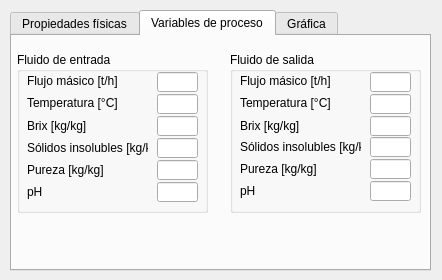
Above: Tank_properties.ui from Gustavo9409/Dynamic_simulator_sugar_cane before the change. Below: the same form after it.
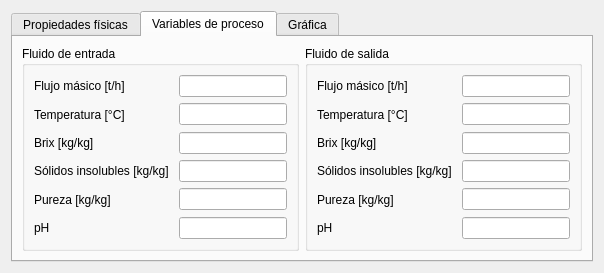
That is the form after the change. The open tabs and pages were chosen to show the change.

Diff of the .ui file:
```diff
--- a/Tank_properties.ui
+++ b/Tank_properties.ui
@@ -6,503 +6,501 @@
    <rect>
     <x>0</x>
     <y>0</y>
-    <width>442</width>
-    <height>280</height>
+    <width>604</width>
+    <height>246</height>
    </rect>
   </property>
   <property name="windowTitle">
    <string>Dialog</string>
   </property>
+  <layout class="QGridLayout" name="gridLayout">
+   <item row="0" column="0">
   <widget class="QTabWidget" name="Tank_tabWidget">
-   <property name="geometry">
-    <rect>
-     <x>10</x>
-     <y>10</y>
-     <width>421</width>
-     <height>261</height>
-    </rect>
-   </property>
    <property name="currentIndex">
-    <number>2</number>
+      <number>0</number>
    </property>
    <widget class="QWidget" name="Tank_tab_1">
     <attribute name="title">
      <string>Propiedades físicas</string>
     </attribute>
+      <layout class="QGridLayout" name="gridLayout_2">
+       <item row="0" column="0">
     <widget class="QGroupBox" name="Physical_properties_GrBx">
-     <property name="geometry">
-      <rect>
-       <x>10</x>
-       <y>21</y>
-       <width>181</width>
-       <height>81</height>
-      </rect>
+         <property name="sizePolicy">
+          <sizepolicy hsizetype="Preferred" vsizetype="Preferred">
+           <horstretch>0</horstretch>
+           <verstretch>0</verstretch>
+          </sizepolicy>
      </property>
      <property name="title">
       <string>Propiedades físicas</string>
      </property>
+         <layout class="QGridLayout" name="gridLayout_4">
+          <item row="0" column="0">
+           <widget class="QLabel" name="label_Volumen">
+            <property name="sizePolicy">
+             <sizepolicy hsizetype="Preferred" vsizetype="Fixed">
+              <horstretch>0</horstretch>
+              <verstretch>0</verstretch>
+             </sizepolicy>
+            </property>
+            <property name="text">
+             <string>Volumen [m3]</string>
+            </property>
+           </widget>
+          </item>
+          <item row="0" column="1">
      <widget class="QLineEdit" name="Volumen">
-      <property name="geometry">
-       <rect>
-        <x>135</x>
-        <y>23</y>
-        <width>41</width>
-        <height>20</height>
-       </rect>
-      </property>
-     </widget>
-     <widget class="QLineEdit" name="Cross_Sectional_Area">
-      <property name="geometry">
-       <rect>
-        <x>135</x>
-        <y>49</y>
-        <width>41</width>
-        <height>20</height>
-       </rect>
-      </property>
-     </widget>
+            <property name="sizePolicy">
+             <sizepolicy hsizetype="Fixed" vsizetype="Fixed">
+              <horstretch>0</horstretch>
+              <verstretch>0</verstretch>
+             </sizepolicy>
+            </property>
+           </widget>
+          </item>
+          <item row="1" column="0">
      <widget class="QLabel" name="label_Cross_Sectional_Area">
-      <property name="geometry">
-       <rect>
-        <x>10</x>
-        <y>51</y>
-        <width>141</width>
-        <height>16</height>
-       </rect>
+            <property name="sizePolicy">
+             <sizepolicy hsizetype="Preferred" vsizetype="Fixed">
+              <horstretch>0</horstretch>
+              <verstretch>0</verstretch>
+             </sizepolicy>
       </property>
       <property name="text">
        <string>Área transversal [m2]</string>
       </property>
      </widget>
-     <widget class="QLabel" name="label_Volumen">
-      <property name="geometry">
-       <rect>
-        <x>10</x>
-        <y>26</y>
-        <width>141</width>
-        <height>16</height>
-       </rect>
-      </property>
-      <property name="text">
-       <string>Volumen [m3]</string>
-      </property>
-     </widget>
-    </widget>
+          </item>
+          <item row="1" column="1">
+           <widget class="QLineEdit" name="Cross_Sectional_Area">
+            <property name="sizePolicy">
+             <sizepolicy hsizetype="Fixed" vsizetype="Fixed">
+              <horstretch>0</horstretch>
+              <verstretch>0</verstretch>
+             </sizepolicy>
+            </property>
+           </widget>
+          </item>
+         </layout>
+        </widget>
+       </item>
+       <item row="0" column="1">
     <widget class="QGroupBox" name="Initial_conditions_GrBx">
-     <property name="geometry">
-      <rect>
-       <x>218</x>
-       <y>20</y>
-       <width>191</width>
-       <height>51</height>
-      </rect>
-     </property>
      <property name="title">
       <string>Condiciones iniciales</string>
      </property>
-     <widget class="QLineEdit" name="Initial_Level">
-      <property name="geometry">
-       <rect>
-        <x>138</x>
-        <y>27</y>
-        <width>41</width>
-        <height>20</height>
-       </rect>
-      </property>
-      <property name="readOnly">
-       <bool>false</bool>
-      </property>
-     </widget>
+         <layout class="QGridLayout" name="gridLayout_5">
+          <item row="0" column="0">
      <widget class="QLabel" name="label_Initial_Level">
-      <property name="geometry">
-       <rect>
-        <x>7</x>
-        <y>26</y>
-        <width>131</width>
-        <height>20</height>
-       </rect>
+            <property name="sizePolicy">
+             <sizepolicy hsizetype="Preferred" vsizetype="Fixed">
+              <horstretch>0</horstretch>
+              <verstretch>0</verstretch>
+             </sizepolicy>
       </property>
       <property name="text">
        <string>Nivel del tanque [°C]</string>
       </property>
      </widget>
-    </widget>
+          </item>
+          <item row="0" column="1">
+           <widget class="QLineEdit" name="Initial_Level">
+            <property name="enabled">
+             <bool>true</bool>
+            </property>
+            <property name="sizePolicy">
+             <sizepolicy hsizetype="Fixed" vsizetype="Fixed">
+              <horstretch>0</horstretch>
+              <verstretch>0</verstretch>
+             </sizepolicy>
+            </property>
+            <property name="readOnly">
+             <bool>false</bool>
+            </property>
+           </widget>
+          </item>
+         </layout>
+        </widget>
+       </item>
+       <item row="1" column="1">
     <widget class="QPushButton" name="OKButton_Tank">
-     <property name="geometry">
-      <rect>
-       <x>279</x>
-       <y>206</y>
-       <width>131</width>
-       <height>23</height>
-      </rect>
+         <property name="sizePolicy">
+          <sizepolicy hsizetype="Minimum" vsizetype="Fixed">
+           <horstretch>0</horstretch>
+           <verstretch>0</verstretch>
+          </sizepolicy>
      </property>
      <property name="text">
       <string>Aceptar</string>
      </property>
     </widget>
+       </item>
+      </layout>
    </widget>
    <widget class="QWidget" name="Tank_tab_2">
     <attribute name="title">
      <string>Variables de proceso</string>
     </attribute>
+      <layout class="QGridLayout" name="gridLayout_3">
+       <item row="0" column="0">
     <widget class="QGroupBox" name="Input_fluid_GrBx">
-     <property name="geometry">
-      <rect>
-       <x>5</x>
-       <y>16</y>
-       <width>191</width>
-       <height>161</height>
-      </rect>
-     </property>
      <property name="title">
       <string>Fluido de entrada</string>
      </property>
+         <layout class="QGridLayout" name="gridLayout_6">
+          <item row="0" column="0">
      <widget class="QLabel" name="label_InFluid_Flow">
-      <property name="geometry">
-       <rect>
-        <x>10</x>
-        <y>21</y>
-        <width>131</width>
-        <height>16</height>
-       </rect>
+            <property name="sizePolicy">
+             <sizepolicy hsizetype="Preferred" vsizetype="Expanding">
+              <horstretch>0</horstretch>
+              <verstretch>0</verstretch>
+             </sizepolicy>
       </property>
       <property name="text">
        <string>Flujo másico [t/h]</string>
       </property>
      </widget>
+          </item>
+          <item row="0" column="1">
+           <widget class="QLineEdit" name="InFluid_Flow">
+            <property name="sizePolicy">
+             <sizepolicy hsizetype="Fixed" vsizetype="Fixed">
+              <horstretch>0</horstretch>
+              <verstretch>0</verstretch>
+             </sizepolicy>
+            </property>
+            <property name="readOnly">
+             <bool>true</bool>
+            </property>
+           </widget>
+          </item>
+          <item row="1" column="0">
      <widget class="QLabel" name="label_InFluid_Temp">
-      <property name="geometry">
-       <rect>
-        <x>10</x>
-        <y>43</y>
-        <width>121</width>
-        <height>16</height>
-       </rect>
+            <property name="sizePolicy">
+             <sizepolicy hsizetype="Preferred" vsizetype="Expanding">
+              <horstretch>0</horstretch>
+              <verstretch>0</verstretch>
+             </sizepolicy>
       </property>
       <property name="text">
        <string>Temperatura [°C]</string>
       </property>
      </widget>
-     <widget class="QLabel" name="label_InFluid_Brix">
-      <property name="geometry">
-       <rect>
-        <x>10</x>
-        <y>66</y>
-        <width>121</width>
-        <height>16</height>
-       </rect>
-      </property>
-      <property name="text">
-       <string>Brix [kg/kg]</string>
-      </property>
-     </widget>
-     <widget class="QLabel" name="label_InFluid_Purity">
-      <property name="geometry">
-       <rect>
-        <x>10</x>
-        <y>110</y>
-        <width>121</width>
-        <height>16</height>
-       </rect>
-      </property>
-      <property name="text">
-       <string>Pureza [kg/kg]</string>
-      </property>
-     </widget>
+          </item>
+          <item row="1" column="1">
      <widget class="QLineEdit" name="InFluid_Temp">
-      <property name="geometry">
-       <rect>
-        <x>140</x>
-        <y>42</y>
-        <width>41</width>
-        <height>20</height>
-       </rect>
+            <property name="sizePolicy">
+             <sizepolicy hsizetype="Fixed" vsizetype="Fixed">
+              <horstretch>0</horstretch>
+              <verstretch>0</verstretch>
+             </sizepolicy>
       </property>
       <property name="readOnly">
        <bool>true</bool>
       </property>
      </widget>
-     <widget class="QLineEdit" name="InFluid_Flow">
-      <property name="geometry">
-       <rect>
-        <x>140</x>
-        <y>20</y>
-        <width>41</width>
-        <height>20</height>
-       </rect>
-      </property>
-      <property name="readOnly">
-       <bool>true</bool>
-      </property>
-     </widget>
-     <widget class="QLineEdit" name="InFluid_Purity">
-      <property name="geometry">
-       <rect>
-        <x>140</x>
-        <y>108</y>
-        <width>41</width>
-        <height>20</height>
-       </rect>
-      </property>
-      <property name="readOnly">
-       <bool>true</bool>
-      </property>
-     </widget>
+          </item>
+          <item row="2" column="0">
+           <widget class="QLabel" name="label_InFluid_Brix">
+            <property name="sizePolicy">
+             <sizepolicy hsizetype="Preferred" vsizetype="Expanding">
+              <horstretch>0</horstretch>
+              <verstretch>0</verstretch>
+             </sizepolicy>
+            </property>
+            <property name="text">
+             <string>Brix [kg/kg]</string>
+            </property>
+           </widget>
+          </item>
+          <item row="2" column="1">
      <widget class="QLineEdit" name="InFluid_Brix">
-      <property name="geometry">
-       <rect>
-        <x>140</x>
-        <y>64</y>
-        <width>41</width>
-        <height>20</height>
-       </rect>
+            <property name="sizePolicy">
+             <sizepolicy hsizetype="Fixed" vsizetype="Fixed">
+              <horstretch>0</horstretch>
+              <verstretch>0</verstretch>
+             </sizepolicy>
       </property>
       <property name="readOnly">
        <bool>true</bool>
       </property>
      </widget>
+          </item>
+          <item row="3" column="0">
      <widget class="QLabel" name="label_InFluid_InsolubleSolids">
-      <property name="geometry">
-       <rect>
-        <x>10</x>
-        <y>88</y>
-        <width>121</width>
-        <height>16</height>
-       </rect>
+            <property name="sizePolicy">
+             <sizepolicy hsizetype="Preferred" vsizetype="Expanding">
+              <horstretch>0</horstretch>
+              <verstretch>0</verstretch>
+             </sizepolicy>
       </property>
       <property name="text">
        <string>Sólidos insolubles [kg/kg]</string>
       </property>
      </widget>
+          </item>
+          <item row="3" column="1">
      <widget class="QLineEdit" name="InFluid_InsolubleSolids_2">
-      <property name="geometry">
-       <rect>
-        <x>140</x>
-        <y>86</y>
-        <width>41</width>
-        <height>20</height>
-       </rect>
+            <property name="sizePolicy">
+             <sizepolicy hsizetype="Fixed" vsizetype="Fixed">
+              <horstretch>0</horstretch>
+              <verstretch>0</verstretch>
+             </sizepolicy>
       </property>
       <property name="readOnly">
        <bool>true</bool>
       </property>
      </widget>
+          </item>
+          <item row="4" column="0">
+           <widget class="QLabel" name="label_InFluid_Purity">
+            <property name="sizePolicy">
+             <sizepolicy hsizetype="Preferred" vsizetype="Expanding">
+              <horstretch>0</horstretch>
+              <verstretch>0</verstretch>
+             </sizepolicy>
+            </property>
+            <property name="text">
+             <string>Pureza [kg/kg]</string>
+            </property>
+           </widget>
+          </item>
+          <item row="4" column="1">
+           <widget class="QLineEdit" name="InFluid_Purity">
+            <property name="sizePolicy">
+             <sizepolicy hsizetype="Fixed" vsizetype="Fixed">
+              <horstretch>0</horstretch>
+              <verstretch>0</verstretch>
+             </sizepolicy>
+            </property>
+            <property name="readOnly">
+             <bool>true</bool>
+            </property>
+           </widget>
+          </item>
+          <item row="5" column="0">
      <widget class="QLabel" name="label_InFluid_pH">
-      <property name="geometry">
-       <rect>
-        <x>10</x>
-        <y>132</y>
-        <width>121</width>
-        <height>16</height>
-       </rect>
+            <property name="sizePolicy">
+             <sizepolicy hsizetype="Preferred" vsizetype="Expanding">
+              <horstretch>0</horstretch>
+              <verstretch>0</verstretch>
+             </sizepolicy>
       </property>
       <property name="text">
        <string>pH </string>
       </property>
      </widget>
+          </item>
+          <item row="5" column="1">
      <widget class="QLineEdit" name="InFluid_pH">
-      <property name="geometry">
-       <rect>
-        <x>140</x>
-        <y>130</y>
-        <width>41</width>
-        <height>20</height>
-       </rect>
+            <property name="sizePolicy">
+             <sizepolicy hsizetype="Fixed" vsizetype="Fixed">
+              <horstretch>0</horstretch>
+              <verstretch>0</verstretch>
+             </sizepolicy>
       </property>
       <property name="readOnly">
        <bool>true</bool>
       </property>
      </widget>
-    </widget>
+          </item>
+         </layout>
+        </widget>
+       </item>
+       <item row="0" column="1">
     <widget class="QGroupBox" name="Output_fluid_GrBx">
-     <property name="geometry">
-      <rect>
-       <x>218</x>
-       <y>16</y>
-       <width>191</width>
-       <height>161</height>
-      </rect>
-     </property>
      <property name="title">
       <string>Fluido de salida</string>
      </property>
+         <layout class="QGridLayout" name="gridLayout_7">
+          <item row="0" column="0">
      <widget class="QLabel" name="label_OutFluid_Flow">
-      <property name="geometry">
-       <rect>
-        <x>10</x>
-        <y>21</y>
-        <width>131</width>
-        <height>16</height>
-       </rect>
+            <property name="sizePolicy">
+             <sizepolicy hsizetype="Preferred" vsizetype="Expanding">
+              <horstretch>0</horstretch>
+              <verstretch>0</verstretch>
+             </sizepolicy>
       </property>
       <property name="text">
        <string>Flujo másico [t/h]</string>
       </property>
      </widget>
+          </item>
+          <item row="0" column="1">
+           <widget class="QLineEdit" name="OutFluid_Flow">
+            <property name="sizePolicy">
+             <sizepolicy hsizetype="Fixed" vsizetype="Fixed">
+              <horstretch>0</horstretch>
+              <verstretch>0</verstretch>
+             </sizepolicy>
+            </property>
+            <property name="readOnly">
+             <bool>true</bool>
+            </property>
+           </widget>
+          </item>
+          <item row="1" column="0">
      <widget class="QLabel" name="label_OutFluid_Temp">
-      <property name="geometry">
-       <rect>
-        <x>10</x>
-        <y>43</y>
-        <width>121</width>
-        <height>16</height>
-       </rect>
+            <property name="sizePolicy">
+             <sizepolicy hsizetype="Preferred" vsizetype="Expanding">
+              <horstretch>0</horstretch>
+              <verstretch>0</verstretch>
+             </sizepolicy>
       </property>
       <property name="text">
        <string>Temperatura [°C]</string>
       </property>
      </widget>
-     <widget class="QLabel" name="label_OutFluid_Brix">
-      <property name="geometry">
-       <rect>
-        <x>10</x>
-        <y>66</y>
-        <width>121</width>
-        <height>16</height>
-       </rect>
-      </property>
-      <property name="text">
-       <string>Brix [kg/kg]</string>
-      </property>
-     </widget>
+          </item>
+          <item row="1" column="1">
      <widget class="QLineEdit" name="OutFluid_Temp">
-      <property name="geometry">
-       <rect>
-        <x>140</x>
-        <y>42</y>
-        <width>41</width>
-        <height>20</height>
-       </rect>
+            <property name="sizePolicy">
+             <sizepolicy hsizetype="Fixed" vsizetype="Fixed">
+              <horstretch>0</horstretch>
+              <verstretch>0</verstretch>
+             </sizepolicy>
       </property>
       <property name="readOnly">
        <bool>true</bool>
       </property>
      </widget>
-     <widget class="QLineEdit" name="OutFluid_Flow">
-      <property name="geometry">
-       <rect>
-        <x>140</x>
-        <y>20</y>
-        <width>41</width>
-        <height>20</height>
-       </rect>
-      </property>
-      <property name="readOnly">
-       <bool>true</bool>
-      </property>
-     </widget>
+          </item>
+          <item row="2" column="0">
+           <widget class="QLabel" name="label_OutFluid_Brix">
+            <property name="sizePolicy">
+             <sizepolicy hsizetype="Preferred" vsizetype="Expanding">
+              <horstretch>0</horstretch>
+              <verstretch>0</verstretch>
+             </sizepolicy>
+            </property>
+            <property name="text">
+             <string>Brix [kg/kg]</string>
+            </property>
+           </widget>
+          </item>
+          <item row="2" column="1">
      <widget class="QLineEdit" name="OutFluid_Brix">
-      <property name="geometry">
-       <rect>
-        <x>140</x>
-        <y>64</y>
-        <width>41</width>
-        <height>20</height>
-       </rect>
+            <property name="sizePolicy">
+             <sizepolicy hsizetype="Fixed" vsizetype="Fixed">
+              <horstretch>0</horstretch>
+              <verstretch>0</verstretch>
+             </sizepolicy>
       </property>
       <property name="readOnly">
        <bool>true</bool>
       </property>
      </widget>
-     <widget class="QLabel" name="label_OutFluid_Purity">
-      <property name="geometry">
-       <rect>
-        <x>10</x>
-        <y>109</y>
-        <width>121</width>
-        <height>16</height>
-       </rect>
+          </item>
+          <item row="3" column="0">
+           <widget class="QLabel" name="label_OutFluid_InsolubleSolids">
+            <property name="sizePolicy">
+             <sizepolicy hsizetype="Preferred" vsizetype="Expanding">
+              <horstretch>0</horstretch>
+              <verstretch>0</verstretch>
+             </sizepolicy>
       </property>
       <property name="text">
-       <string>Pureza [kg/kg]</string>
-      </property>
-     </widget>
-     <widget class="QLineEdit" name="OutFluid_pH">
-      <property name="geometry">
-       <rect>
-        <x>140</x>
-        <y>129</y>
-        <width>41</width>
-        <height>20</height>
-       </rect>
-      </property>
-      <property name="readOnly">
-       <bool>true</bool>
-      </property>
-     </widget>
+             <string>Sólidos insolubles [kg/kg]</string>
+            </property>
+           </widget>
+          </item>
+          <item row="3" column="1">
      <widget class="QLineEdit" name="OutFluid_InsolubleSolids">
-      <property name="geometry">
-       <rect>
-        <x>140</x>
-        <y>85</y>
-        <width>41</width>
-        <height>20</height>
-       </rect>
+            <property name="sizePolicy">
+             <sizepolicy hsizetype="Fixed" vsizetype="Fixed">
+              <horstretch>0</horstretch>
+              <verstretch>0</verstretch>
+             </sizepolicy>
       </property>
       <property name="readOnly">
        <bool>true</bool>
       </property>
      </widget>
+          </item>
+          <item row="4" column="0">
+           <widget class="QLabel" name="label_OutFluid_Purity">
+            <property name="sizePolicy">
+             <sizepolicy hsizetype="Preferred" vsizetype="Expanding">
+              <horstretch>0</horstretch>
+              <verstretch>0</verstretch>
+             </sizepolicy>
+            </property>
+            <property name="text">
+             <string>Pureza [kg/kg]</string>
+            </property>
+           </widget>
+          </item>
+          <item row="4" column="1">
      <widget class="QLineEdit" name="OutFluid_Purity">
-      <property name="geometry">
-       <rect>
-        <x>140</x>
-        <y>107</y>
-        <width>41</width>
-        <height>20</height>
-       </rect>
+            <property name="sizePolicy">
+             <sizepolicy hsizetype="Fixed" vsizetype="Fixed">
+              <horstretch>0</horstretch>
+              <verstretch>0</verstretch>
+             </sizepolicy>
       </property>
       <property name="readOnly">
        <bool>true</bool>
       </property>
      </widget>
-     <widget class="QLabel" name="label_OutFluid_InsolubleSolids">
-      <property name="geometry">
-       <rect>
-        <x>10</x>
-        <y>87</y>
-        <width>121</width>
-        <height>16</height>
-       </rect>
-      </property>
-      <property name="text">
-       <string>Sólidos insolubles [kg/kg]</string>
-      </property>
-     </widget>
+          </item>
+          <item row="5" column="0">
      <widget class="QLabel" name="label_OutFluid_pH">
-      <property name="geometry">
-       <rect>
-        <x>10</x>
-        <y>131</y>
-        <width>121</width>
-        <height>16</height>
-       </rect>
+            <property name="sizePolicy">
+             <sizepolicy hsizetype="Preferred" vsizetype="Expanding">
+              <horstretch>0</horstretch>
+              <verstretch>0</verstretch>
+             </sizepolicy>
       </property>
       <property name="text">
        <string>pH </string>
       </property>
      </widget>
-    </widget>
+          </item>
+          <item row="5" column="1">
+           <widget class="QLineEdit" name="OutFluid_pH">
+            <property name="sizePolicy">
+             <sizepolicy hsizetype="Fixed" vsizetype="Fixed">
+              <horstretch>0</horstretch>
+              <verstretch>0</verstretch>
+             </sizepolicy>
+            </property>
+            <property name="readOnly">
+             <bool>true</bool>
+            </property>
+           </widget>
+          </item>
+         </layout>
+        </widget>
+       </item>
+      </layout>
    </widget>
    <widget class="QWidget" name="Tank_tab_3">
     <attribute name="title">
      <string>Gráfica</string>
     </attribute>
+      <layout class="QVBoxLayout" name="verticalLayout">
+       <item>
     <widget class="QLabel" name="label">
-     <property name="geometry">
-      <rect>
-       <x>16</x>
-       <y>12</y>
-       <width>91</width>
-       <height>16</height>
-      </rect>
+         <property name="sizePolicy">
+          <sizepolicy hsizetype="Fixed" vsizetype="Fixed">
+           <horstretch>0</horstretch>
+           <verstretch>0</verstretch>
+          </sizepolicy>
      </property>
      <property name="text">
       <string>Nivel en tanque:</string>
      </property>
     </widget>
-   </widget>
-  </widget>
+       </item>
+       <item>
+        <layout class="QVBoxLayout" name="verticalLayout_2"/>
+       </item>
+      </layout>
+     </widget>
+    </widget>
+   </item>
+  </layout>
  </widget>
  <resources/>
  <connections/>
```
Lines whose indentation alone changed are shown as unchanged.
